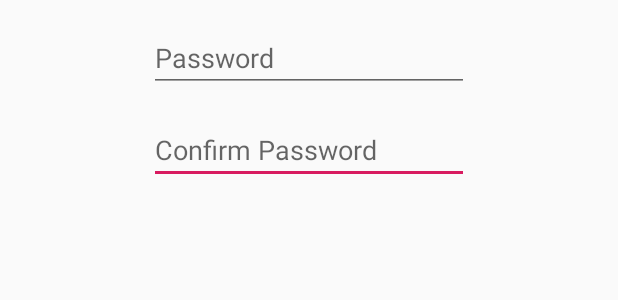
After one commit to Jolt151/BetterFilter, an Android app: the layout change_password_dialog.xml on its own in the app's theme, with its tools: preview values and no code run, on a phone screen of 412 x 824 dp. The commit adds this screen. Shown: the top 300 px of the screen. Run offline under Robolectric (Android 15) with nearby library versions, the phone set to English and light mode, and no system bars.

Commit message:
Add functionality for changing password from the settings

```diff
--- /dev/null
+++ b/app/src/main/res/layout/change_password_dialog.xml
@@ -0,0 +1,35 @@
+<?xml version="1.0" encoding="utf-8"?>
+<androidx.constraintlayout.widget.ConstraintLayout xmlns:android="http://schemas.android.com/apk/res/android"
+    xmlns:app="http://schemas.android.com/apk/res-auto"
+    xmlns:tools="http://schemas.android.com/tools"
+    android:layout_width="match_parent"
+    android:layout_height="match_parent"
+    android:orientation="vertical">
+
+
+    <EditText
+        android:id="@+id/comfirmPasswordEditText"
+        android:layout_width="wrap_content"
+        android:layout_height="wrap_content"
+        android:layout_marginTop="16dp"
+        android:ems="10"
+        android:hint="Confirm Password"
+        android:inputType="textPassword"
+        app:layout_constraintEnd_toEndOf="parent"
+        app:layout_constraintHorizontal_bias="0.5"
+        app:layout_constraintStart_toStartOf="parent"
+        app:layout_constraintTop_toBottomOf="@+id/passwordEditText" />
+
+    <EditText
+        android:id="@+id/passwordEditText"
+        android:layout_width="wrap_content"
+        android:layout_height="wrap_content"
+        android:layout_marginTop="16dp"
+        android:ems="10"
+        android:hint="Password"
+        android:inputType="textPassword"
+        app:layout_constraintEnd_toEndOf="parent"
+        app:layout_constraintHorizontal_bias="0.5"
+        app:layout_constraintStart_toStartOf="parent"
+        app:layout_constraintTop_toTopOf="parent" />
+</androidx.constraintlayout.widget.ConstraintLayout>
```
Also changed, not shown: app/src/main/java/com/betterfilter/SettingsActivity.kt (+52 -1 lines).
